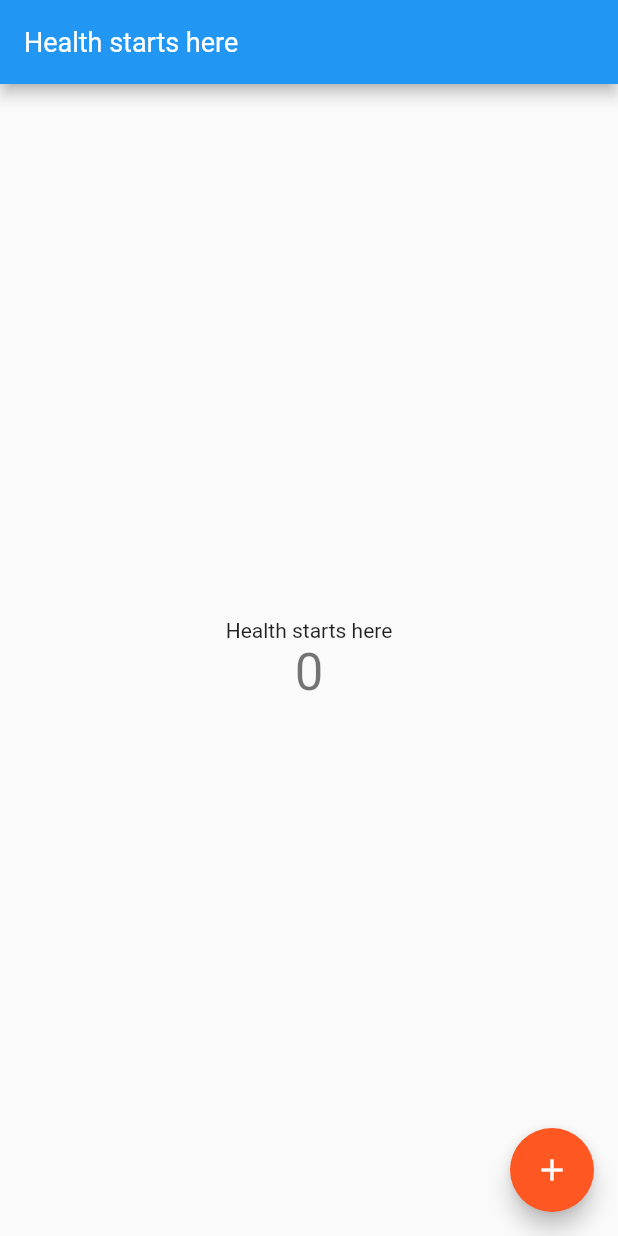
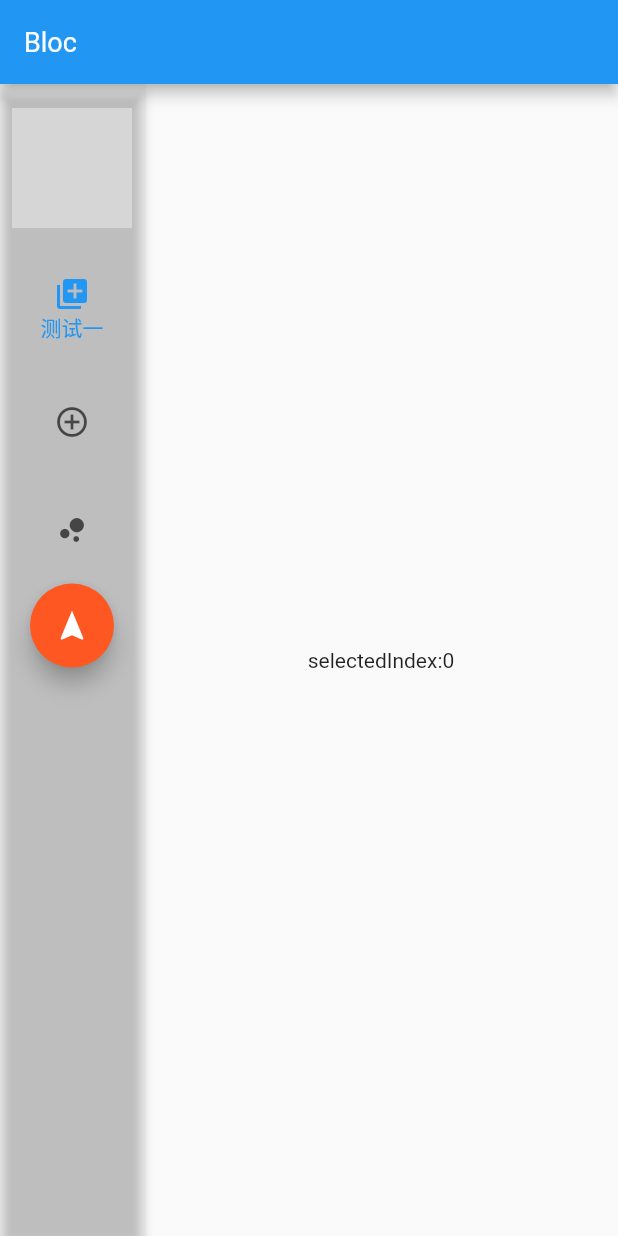
Before and after one commit to gj2569355373/travel_flutter, a Flutter app: the screen it shows after launch, on a phone screen of 412 x 824 dp. Run offline on Flutter 3.47's test engine with Material 2 defaults, Android fonts, the phone set to English and light mode, and no system bars; our stand-ins replace bloc, flutter_bloc, rxdart; network calls fail; grey boxes are pictures that could not be loaded.

Commit message:
bloc项目构建

```diff
--- a/lib/main.dart
+++ b/lib/main.dart
@@ -2,22 +2,16 @@ import 'package:flutter/material.dart';
 import 'package:travel_flutter/blocs/application_bloc.dart';
 import 'package:flutter_localizations/flutter_localizations.dart';
 import 'blocs/bloc_provider.dart';
+import 'page/main/mainHomePage.dart';
 import 'utils/locale_util.dart';
 import 'utils/translations.dart';
 
 void main() {
-  runApp(BlocProvider(child: MyApp(),bloc: ApplicationBloc()));
+  runApp(MyApp());
 }
 
-class MyApp extends StatefulWidget {
+class MyApp extends StatelessWidget {
   // This widget is the root of your application.
-    @override
-  State<StatefulWidget> createState() {
-    // TODO: implement createState
-    return MyAppState();
-  }
-}
-class MyAppState extends State<MyApp>{
   @override
   Widget build(BuildContext context) {
     // TODO: implement build
@@ -53,51 +47,3 @@ class MyAppState extends State<MyApp>{
     );
   }
 }
-
-
-
-class MyHomePage extends StatefulWidget {
-  MyHomePage({Key key, this.title}) : super(key: key);
-  final String title;
-
-  @override
-  _MyHomePageState createState() => _MyHomePageState();
-}
-
-class _MyHomePageState extends State<MyHomePage> {
-  int _counter = 0;
-
-  void _incrementCounter() {
-    setState(() {
-      _counter++;
-    });
-  }
-
-  @override
-  Widget build(BuildContext context) {
-    return Scaffold(
-      appBar: AppBar(
-        title: new Text(Translations.of(context).text("about_page_slogan")),
-      ),
-      body: Center(
-        child: Column(
-          mainAxisAlignment: MainAxisAlignment.center,
-          children: <Widget>[
-            Text(
-              Translations.of(context).text("about_page_slogan"),
-            ),
-            Text(
-              '$_counter',
-              style: Theme.of(context).textTheme.headline4,
-            ),
-          ],
-        ),
-      ),
-      floatingActionButton: FloatingActionButton(
-        onPressed: _incrementCounter,
-        tooltip: 'Increment',
-        child: Icon(Icons.add),
-      ), // This trailing comma makes auto-formatting nicer for build methods.
-    );
-  }
-}
--- /dev/null
+++ b/lib/page/main/mainHomePage.dart
@@ -0,0 +1,107 @@
+
+import 'package:flutter/material.dart';
+import 'package:flutter_bloc/flutter_bloc.dart';
+import 'package:travel_flutter/page/main/main_home_bloc.dart';
+
+
+import '../../utils/translations.dart';
+
+class MyHomePage extends StatelessWidget  {
+  @override
+  Widget build(BuildContext context) {
+    ///创建BlocProvider的，表明该Page，我们是用MainHomeBloc，MainHomeBloc是属于该页面的Bloc了
+   return BlocProvider(child: _MyHomePageWidget(), create:  (BuildContext context) => MainHomeBloc());
+  }
+}
+
+class _MyHomePageWidget extends StatelessWidget  {
+  @override
+  Widget build(BuildContext context) {
+    return Scaffold(
+      appBar: AppBar(title: Text('Bloc')),
+      body: totalPage(),
+    );
+  }
+}
+Widget totalPage() {
+  return Row(
+    children: [
+      navigationRailSide(),
+      Expanded(child: Center(
+        child: BlocBuilder<MainHomeBloc, MainHomeState>(builder: (context, state) {
+          ///看这看这：刷新组件！
+          return Text("selectedIndex:" + state.selectedIndex.toString());
+        }),
+      ))
+    ],
+  );
+}
+
+//增加NavigationRail组件为侧边栏
+Widget navigationRailSide() {
+  //顶部widget
+  Widget topWidget = Center(
+    child: Padding(
+      padding: const EdgeInsets.all(8.0),
+      child: Container(
+          width: 80,
+          height: 80,
+          decoration: BoxDecoration(
+            shape: BoxShape.circle,
+            image: DecorationImage(
+                image: NetworkImage("https://ss2.bdstatic.com/70cFvnSh_Q1YnxGkpoWK1HF6hhy/it/u=3383029432,2292503864&fm=26&gp=0.jpg"),
+                fit: BoxFit.fill),
+          )),
+    ),
+  );
+
+  //底部widget
+  Widget bottomWidget = Container(
+    child: BlocBuilder<MainHomeBloc, MainHomeState>(
+      builder: (context, state) {
+        return FloatingActionButton(
+          onPressed: () {
+            ///添加NavigationRail展开,收缩事件
+            BlocProvider.of<MainHomeBloc>(context).add(IsExtendEvent());
+          },
+          ///看这看这：刷新组件！
+          child: Icon(state.isExtended ? Icons.send : Icons.navigation),
+        );
+      },
+    ),
+  );
+
+  return BlocBuilder<MainHomeBloc, MainHomeState>(builder: (context, state) {
+    return NavigationRail(
+      backgroundColor: Colors.white12,
+      elevation: 3,
+      ///看这看这：刷新组件！
+      extended: state.isExtended,
+      labelType: state.isExtended ? NavigationRailLabelType.none : NavigationRailLabelType.selected,
+      //侧边栏中的item
+      destinations: [
+        NavigationRailDestination(
+            icon: Icon(Icons.add_to_queue),
+            selectedIcon: Icon(Icons.add_to_photos),
+            label: Text("测试一")),
+        NavigationRailDestination(
+            icon: Icon(Icons.add_circle_outline),
+            selectedIcon: Icon(Icons.add_circle),
+            label: Text("测试二")),
+        NavigationRailDestination(
+            icon: Icon(Icons.bubble_chart),
+            selectedIcon: Icon(Icons.broken_image),
+            label: Text("测试三")),
+      ],
+      //顶部widget
+      leading: topWidget,
+      //底部widget
+      trailing: bottomWidget,
+      selectedIndex: state.selectedIndex,
+      onDestinationSelected: (int index) {
+        ///添加切换tab事件
+        BlocProvider.of<MainHomeBloc>(context).add(SwitchTabEvent(selectedIndex: index));
+      },
+    );
+  });
+}
--- /dev/null
+++ b/lib/page/main/main_home_event.dart
@@ -0,0 +1,22 @@
+part of 'main_home_bloc.dart';
+
+@immutable
+abstract class MainHomeEvent {
+  const MainHomeEvent();
+}
+///切换NavigationRail的tab
+class SwitchTabEvent extends MainHomeEvent{
+  final int selectedIndex;
+
+  const SwitchTabEvent({@required this.selectedIndex});
+
+  @override
+  List<Object> get props => [selectedIndex];
+}
+///展开NavigationRail,这个逻辑比较简单,就不用传参数了
+class IsExtendEvent extends MainHomeEvent{
+  const IsExtendEvent();
+
+  @override
+  List<Object> get props => [];
+}
--- /dev/null
+++ b/lib/page/main/main_home_state.dart
@@ -0,0 +1,9 @@
+part of 'main_home_bloc.dart';
+
+
+class MainHomeState {
+  int selectedIndex;
+  bool isExtended;
+
+  MainHomeState({this.selectedIndex=0, this.isExtended=false});
+}
```
Also changed, not shown: lib/page/main/main_home_bloc.dart (added, +29 -0 lines).
